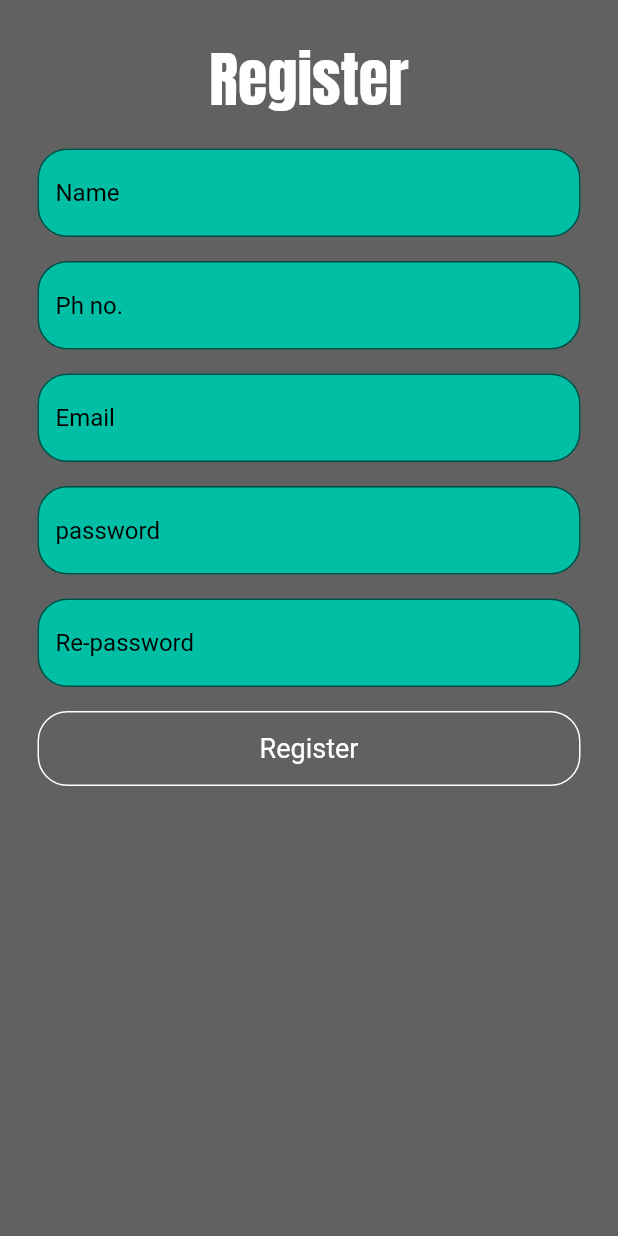
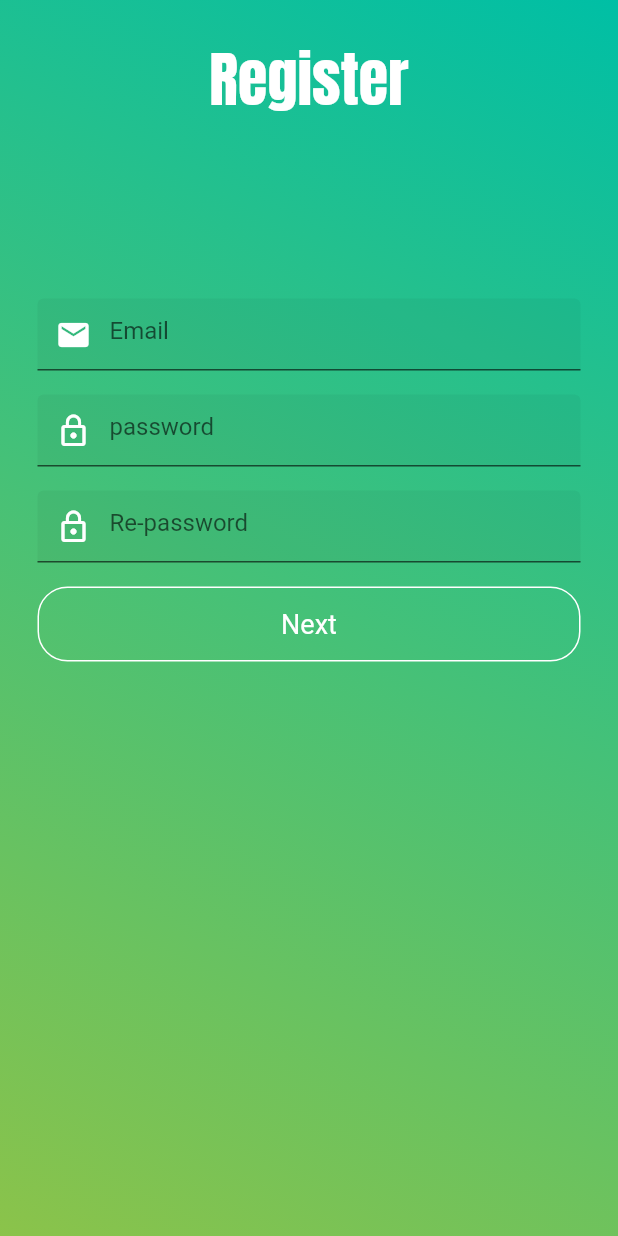
Before and after one commit to ThawThuHan/Battery_Doctor, a Flutter app: the screen it shows after launch, after a tap on "Sign In", after a tap on "No Account? Register Now!", on a phone screen of 412 x 824 dp. Run offline on Flutter 3.47's test engine with Material 2 defaults, Android fonts, the phone set to English and light mode, and no system bars; our stand-ins replace cached_network_image, carousel_pro, cloud_firestore, firebase_auth, font_awesome_flutter; accounts and stored records are empty.

Commit message:
modifiy register page

```diff
--- a/lib/authentication/auth_service.dart
+++ b/lib/authentication/auth_service.dart
@@ -1,9 +1,7 @@
 import 'package:batterydoctor/pages/loginpages/signin.dart';
-import 'package:cloud_firestore/cloud_firestore.dart';
 import 'package:firebase_auth/firebase_auth.dart';
 import 'package:batterydoctor/pages/home.dart';
 import 'package:flutter/material.dart';
-import 'package:provider/provider.dart';
 
 class AuthService {
   FirebaseAuth _auth = FirebaseAuth.instance;
@@ -45,8 +43,8 @@ class AuthService {
       stream: _auth.onAuthStateChanged,
       builder: (BuildContext context, snapshot) {
         if (snapshot.hasData) {
-          FirebaseUser user = snapshot.data;
-          String uid = user.uid;
+          // FirebaseUser user = snapshot.data;
+          // String uid = user.uid;
           return Home();
         } else {
           return SignIn();
--- a/lib/main.dart
+++ b/lib/main.dart
@@ -13,7 +13,8 @@ class MyApp extends StatelessWidget {
       debugShowCheckedModeBanner: false,
       theme: ThemeData(
           primaryColor: Color(0xFF00bfa5),
-          accentColor: Color(0xFF616161),
+          // accentColor: Color(0xFF616161),
+          accentColor: Colors.lightGreen,
           textTheme: TextTheme()),
       home: AuthService().handleAuth(),
     );
--- a/lib/pages/batterymodelpage/my_cart.dart
+++ b/lib/pages/batterymodelpage/my_cart.dart
@@ -126,6 +126,7 @@ class _MyCartState extends State<MyCart> {
                 Navigator.push(
                     context,
                     MaterialPageRoute(
+                        fullscreenDialog: true,
                         builder: (context) => OrderConfirm(
                               onTap: postOrder,
                             )));
--- a/lib/pages/loginpages/register.dart
+++ b/lib/pages/loginpages/register.dart
@@ -1,9 +1,8 @@
-import 'package:batterydoctor/authentication/auth_service.dart';
+import 'package:batterydoctor/pages/loginpages/user_info.dart';
 import 'package:flutter/material.dart';
-import 'package:cloud_firestore/cloud_firestore.dart';
 
-AuthService _authService = AuthService();
-final usersRef = Firestore.instance.collection('Users');
+// AuthService _authService = AuthService();
+// final usersRef = Firestore.instance.collection('Users');
 
 class Register extends StatefulWidget {
   @override
@@ -16,8 +15,8 @@ class _RegisterState extends State<Register> {
   final DateTime timeStamp = DateTime.now();
   TextEditingController _email = TextEditingController();
   TextEditingController _password = TextEditingController();
-  TextEditingController _name = TextEditingController();
-  TextEditingController _phNumber = TextEditingController();
+  // TextEditingController _name = TextEditingController();
+  // TextEditingController _phNumber = TextEditingController();
   TextEditingController _rePassword = TextEditingController();
 
   @override
@@ -27,10 +26,18 @@ class _RegisterState extends State<Register> {
       backgroundColor: Theme.of(context).accentColor,
       body: Container(
         padding: EdgeInsets.symmetric(vertical: 16.0, horizontal: 25.0),
+        decoration: BoxDecoration(
+            gradient: LinearGradient(
+          begin: Alignment.topRight,
+          end: Alignment.bottomLeft,
+          colors: [
+            Theme.of(context).primaryColor,
+            Theme.of(context).accentColor,
+          ],
+        )),
         child: Form(
           key: _formKey,
           child: ListView(
-//            mainAxisAlignment: MainAxisAlignment.center,
             children: [
               Padding(
                 padding: const EdgeInsets.all(8.0),
@@ -45,34 +52,48 @@ class _RegisterState extends State<Register> {
                   ),
                 ),
               ),
-              Padding(
-                padding: const EdgeInsets.symmetric(vertical: 8.0),
-                child: TextFormField(
-                    textCapitalization: TextCapitalization.words,
-                    validator: (value) {
-                      if (value.isEmpty) {
-                        return 'Please fill your name';
-                      } else {
-                        return null;
-                      }
-                    },
-                    controller: _name,
-                    decoration: buildInputDecoration('Name')),
+              SizedBox(
+                height: 100.0,
               ),
-              Padding(
-                padding: const EdgeInsets.symmetric(vertical: 8.0),
-                child: TextFormField(
-                    keyboardType: TextInputType.phone,
-                    validator: (value) {
-                      if (value.isEmpty) {
-                        return 'Please fill your Phone Number';
-                      } else {
-                        return null;
-                      }
-                    },
-                    controller: _phNumber,
-                    decoration: buildInputDecoration('Ph no.')),
-              ),
+              // Padding(
+              //   padding: const EdgeInsets.symmetric(vertical: 8.0),
+              //   child: TextFormField(
+              //     textCapitalization: TextCapitalization.words,
+              //     validator: (value) {
+              //       if (value.isEmpty) {
+              //         return 'Please fill your name';
+              //       } else {
+              //         return null;
+              //       }
+              //     },
+              //     controller: _name,
+              //     decoration: InputDecoration(
+              //       filled: true,
+              //       hintText: 'Name',
+              //       prefixIcon: Icon(Icons.account_circle),
+              //       border: UnderlineInputBorder(
+              //         borderSide: BorderSide(color: Colors.white),
+              //       ),
+              //       focusedBorder: UnderlineInputBorder(
+              //         borderSide: BorderSide(color: Colors.white),
+              //       ),
+              //     ),
+              //   ),
+              // ),
+              // Padding(
+              //   padding: const EdgeInsets.symmetric(vertical: 8.0),
+              //   child: TextFormField(
+              //       keyboardType: TextInputType.phone,
+              //       validator: (value) {
+              //         if (value.isEmpty) {
+              //           return 'Please fill your Phone Number';
+              //         } else {
+              //           return null;
+              //         }
+              //       },
+              //       controller: _phNumber,
+              //       decoration: buildInputDecoration('Ph no.')),
+              // ),
               Padding(
                 padding: const EdgeInsets.symmetric(vertical: 8.0),
                 child: TextFormField(
@@ -85,7 +106,7 @@ class _RegisterState extends State<Register> {
                     }
                   },
                   controller: _email,
-                  decoration: buildInputDecoration('Email'),
+                  decoration: buildInputDecoration('Email', Icons.email),
                 ),
               ),
               Padding(
@@ -100,7 +121,8 @@ class _RegisterState extends State<Register> {
                   },
                   controller: _password,
                   obscureText: true,
-                  decoration: buildInputDecoration('password'),
+                  decoration:
+                      buildInputDecoration('password', Icons.lock_outline),
                 ),
               ),
               Padding(
@@ -115,7 +137,8 @@ class _RegisterState extends State<Register> {
                   },
                   controller: _rePassword,
                   obscureText: true,
-                  decoration: buildInputDecoration('Re-password'),
+                  decoration:
+                      buildInputDecoration('Re-password', Icons.lock_outline),
                 ),
               ),
               Padding(
@@ -132,7 +155,7 @@ class _RegisterState extends State<Register> {
                     ),
                     child: new Center(
                       child: new Text(
-                        'Register',
+                        'Next',
                         style:
                             new TextStyle(fontSize: 18.0, color: Colors.white),
                       ),
@@ -160,45 +183,49 @@ class _RegisterState extends State<Register> {
     );
   }
 
-  createUserInFireStore(userid) async {
-    final DocumentSnapshot doc = await usersRef.document(userid).get();
-    if (!doc.exists) {
-      usersRef.document(userid).setData({
-        'id': userid,
-        'username': _name.text,
-        'email': _email.text,
-        'password': _password.text,
-        'phone': _phNumber.text,
-        'timestamp': timeStamp,
-      });
-    }
-  }
+  // createUserInFireStore(userid) async {
+  //   final DocumentSnapshot doc = await usersRef.document(userid).get();
+  //   if (!doc.exists) {
+  //     usersRef.document(userid).setData({
+  //       'id': userid,
+  //       'username': _name.text,
+  //       'email': _email.text,
+  //       'password': _password.text,
+  //       'phone': _phNumber.text,
+  //       'timestamp': timeStamp,
+  //     });
+  //   }
+  // }
 
   register() async {
     if (_formKey.currentState.validate()) {
       String email = _email.text;
       String password = _password.text;
-      dynamic user = await _authService.registerWithEmail(email, password);
-      if (user != null) {
-        print(user.uid);
-        createUserInFireStore(user.uid);
-        Navigator.pop(context);
-      } else {
-        setState(() {
-          _isAuth = true;
-        });
-      }
+      Navigator.push(
+        context,
+        MaterialPageRoute(
+          builder: (context) => FillUserInfo(
+            email: email,
+            password: password,
+          ),
+        ),
+      );
     }
   }
 
-  InputDecoration buildInputDecoration(String hintText) {
+  InputDecoration buildInputDecoration(String hintText, IconData icon) {
     return InputDecoration(
+      filled: true,
       hintText: hintText,
-      hintStyle: TextStyle(color: Colors.black),
-      filled: true,
-      fillColor: Theme.of(context).primaryColor,
-      border: OutlineInputBorder(
-        borderRadius: BorderRadius.circular(20.0),
+      prefixIcon: Icon(
+        icon,
+        color: Colors.white,
+      ),
+      border: UnderlineInputBorder(
+        borderSide: BorderSide(color: Colors.white),
+      ),
+      focusedBorder: UnderlineInputBorder(
+        borderSide: BorderSide(color: Colors.white),
       ),
     );
   }
--- a/lib/pages/loginpages/signin.dart
+++ b/lib/pages/loginpages/signin.dart
@@ -38,8 +38,8 @@ class _SignInState extends State<SignIn> {
 
   login() async {
     if (_formKey.currentState.validate()) {
-      String email = _email.text;
-      String password = _password.text;
+      String email = _email.text.trim();
+      String password = _password.text.trim();
       dynamic user = await _authService.signInWithEmail(email, password);
       if (user != null) {
         print(user);
@@ -71,7 +71,7 @@ class _SignInState extends State<SignIn> {
         child: Form(
           key: _formKey,
           child: Column(
-            crossAxisAlignment: CrossAxisAlignment.stretch,
+            // crossAxisAlignment: CrossAxisAlignment.stretch,
             mainAxisAlignment: MainAxisAlignment.center,
             children: [
               Text(
@@ -177,6 +177,7 @@ class _SignInState extends State<SignIn> {
                   ),
                 ),
               ),
+              _isAuth ? authFailed() : Text(''),
               SizedBox(
                 height: 70.0,
               ),
@@ -208,101 +209,3 @@ class _SignInState extends State<SignIn> {
     );
   }
 }
-
-//Scaffold(
-//resizeToAvoidBottomInset: false,
-//backgroundColor: Theme.of(context).accentColor,
-//body: Container(
-//padding: EdgeInsets.symmetric(vertical: 16.0, horizontal: 25.0),
-//child: Form(
-//key: _formKey,
-//child: Column(
-//mainAxisAlignment: MainAxisAlignment.center,
-//children: [
-//Center(
-//child: Text(
-//'Battery Doctor',
-//style: TextStyle(
-//color: Colors.white,
-//fontFamily: 'Lobster',
-//fontSize: 40.0,
-//fontStyle: FontStyle.italic,
-//),
-//),
-//),
-//SizedBox(
-//height: 100.0,
-//),
-//TextFormField(
-//validator: (value) {
-//if (!value.contains('@') || !value.contains('.')) {
-//return 'Please fill valid Email';
-//} else {
-//return null;
-//}
-//},
-//controller: _email,
-//decoration: inputDecoration('Email'),
-//),
-//SizedBox(
-//height: 20.0,
-//),
-//TextFormField(
-//validator: (value) {
-//if (value.length < 6) {
-//return 'Please fill at least 6 character';
-//} else {
-//return null;
-//}
-//},
-//controller: _password,
-//obscureText: true,
-//decoration: inputDecoration('Password'),
-//),
-//SizedBox(
-//height: 20.0,
-//),
-//RaisedButton(
-//onPressed: () {
-//login();
-//},
-//color: Theme.of(context).primaryColor,
-//textColor: Colors.white,
-//child: Text('Login'),
-//shape: RoundedRectangleBorder(
-//borderRadius: BorderRadius.circular(20.0),
-//),
-//),
-//SizedBox(
-//height: 50.0,
-//),
-//_isAuth ? authFailed() : SizedBox(),
-//SizedBox(
-//height: 50.0,
-//),
-//InkWell(
-//onTap: () {
-//Navigator.push(context,
-//MaterialPageRoute(builder: (BuildContext context) {
-//return Register();
-//}));
-//},
-//child: new Container(
-//height: 50.0,
-//decoration: new BoxDecoration(
-//border: new Border.all(color: Colors.white, width: 1.0),
-//borderRadius: new BorderRadius.circular(20.0),
-//),
-//child: new Center(
-//child: new Text(
-//'No Account? Register Now!',
-//style: new TextStyle(fontSize: 18.0, color: Colors.white),
-//),
-//),
-//),
-//),
-//],
-//),
-//),
-//),
-//)
```
Also changed, not shown: lib/pages/batterymodelpage/battery_order_confirm.dart (+7 -3 lines), lib/pages/loginpages/user_info.dart (added, +179 -0 lines).
